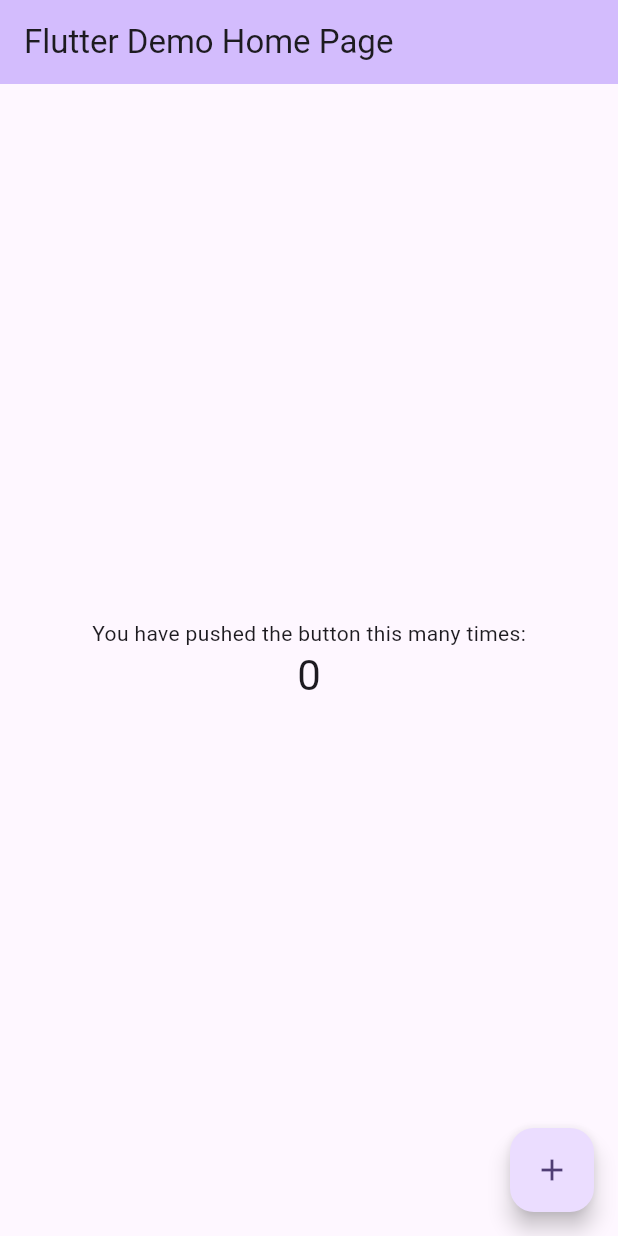
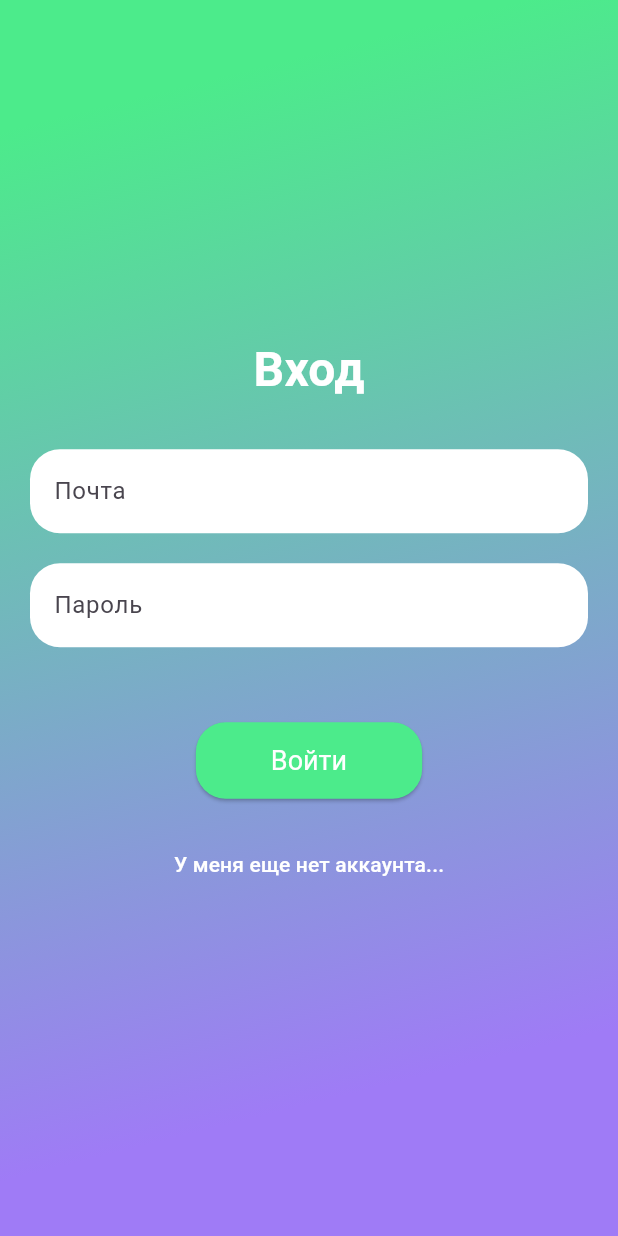
Before and after one commit to alex1261bat/zc_dodiddone, a Flutter app: the screen it shows after launch, on a phone screen of 412 x 824 dp. Run offline on Flutter 3.47's test engine with Material 3 defaults, Android fonts, the phone set to English and light mode, and no system bars.

Commit message:
login page

```diff
--- a/lib/app/app.dart
+++ b/lib/app/app.dart
@@ -1,34 +1,17 @@
 import 'package:flutter/material.dart';
-import 'package:zc_dodiddone/pages/my_home_page.dart';
+import 'package:zc_dodiddone/theme/theme.dart';
+
+import '../pages/login_page.dart';
 
 class MyApp extends StatelessWidget {
   const MyApp({super.key});
-
   // This widget is the root of your application.
   @override
   Widget build(BuildContext context) {
     return MaterialApp(
       title: 'Flutter Demo',
-      theme: ThemeData(
-        // This is the theme of your application.
-        //
-        // TRY THIS: Try running your application with "flutter run". You'll see
-        // the application has a purple toolbar. Then, without quitting the app,
-        // try changing the seedColor in the colorScheme below to Colors.green
-        // and then invoke "hot reload" (save your changes or press the "hot
-        // reload" button in a Flutter-supported IDE, or press "r" if you used
-        // the command line to start the app).
-        //
-        // Notice that the counter didn't reset back to zero; the application
-        // state is not lost during the reload. To reset the state, use hot
-        // restart instead.
-        //
-        // This works for code too, not just values: Most code changes can be
-        // tested with just a hot reload.
-        colorScheme: ColorScheme.fromSeed(seedColor: Colors.deepPurple),
-        useMaterial3: true,
-      ),
-      home: const MyHomePage(title: 'Flutter Demo Home Page'),
+      theme: DoDidDoneTheme.lightTheme,
+      home: const LoginPage(),
     );
   }
 }
--- /dev/null
+++ b/lib/pages/login_page.dart
@@ -0,0 +1,132 @@
+import 'package:flutter/material.dart';
+import '../theme/theme.dart';
+
+class LoginPage extends StatefulWidget {
+  const LoginPage({Key? key}) : super(key: key);
+  @override
+  State<LoginPage> createState() => _LoginPageState();
+}
+
+class _LoginPageState extends State<LoginPage> {
+  bool isLogin = true; // Флаг для определения режима (вход/регистрация)
+
+  @override
+  Widget build(BuildContext context) {
+    return Scaffold(
+      body: Container(
+        decoration: BoxDecoration(
+          gradient: LinearGradient(
+            begin: Alignment.topLeft,
+            end: Alignment.bottomCenter,
+            colors: isLogin
+                ? [
+                    DoDidDoneTheme.lightTheme.colorScheme.secondary,
+                    DoDidDoneTheme.lightTheme.colorScheme.primary,
+                  ]
+                : [
+                    DoDidDoneTheme.lightTheme.colorScheme.primary,
+                    DoDidDoneTheme.lightTheme.colorScheme.secondary,
+                  ],
+            stops: const [0.1, 0.9], // Основной цвет занимает 90%
+          ),
+        ),
+        child: Padding(
+          padding: const EdgeInsets.all(20.0),
+          child: Column(
+            mainAxisAlignment: MainAxisAlignment.center,
+            children: [
+              // ... (остальной код страницы)
+              Text(
+                isLogin ? 'Вход' : 'Регистрация',
+                style: const TextStyle(
+                  fontSize: 32,
+                  fontWeight: FontWeight.bold,
+                  color: Colors.white,
+                ),
+              ),
+
+              const SizedBox(height: 30),
+              // Поле логина/почты
+              TextField(
+                decoration: const InputDecoration(
+                  hintText: 'Почта',
+                  filled: true,
+                  fillColor: Colors.white,
+                  border: OutlineInputBorder(
+                    borderRadius: BorderRadius.all(Radius.circular(20)),
+                    borderSide: BorderSide.none,
+                  ),
+                ),
+              ),
+              const SizedBox(height: 20),
+              // Поле пароля
+              TextField(
+                obscureText: true,
+                decoration: const InputDecoration(
+                  hintText: 'Пароль',
+                  filled: true,
+                  fillColor: Colors.white,
+                  border: OutlineInputBorder(
+                    borderRadius: BorderRadius.all(Radius.circular(20)),
+                    borderSide: BorderSide.none,
+                  ),
+                ),
+              ),
+              const SizedBox(height: 20),
+              // **Новое поле для повтора пароля**
+              if (!isLogin) // Показываем только при регистрации
+                TextField(
+                  obscureText: true,
+                  decoration: const InputDecoration(
+                    hintText: 'Повторить пароль',
+                    filled: true,
+                    fillColor: Colors.white,
+                    border: OutlineInputBorder(
+                      borderRadius: BorderRadius.all(Radius.circular(20)),
+                      borderSide: BorderSide.none,
+                    ),
+                  ),
+                ),
+              const SizedBox(height: 30),
+              // Кнопка "Войти"
+              ElevatedButton(
+                onPressed: () {
+                  // Обработка входа
+                },
+                style: ElevatedButton.styleFrom(
+                  backgroundColor: !isLogin
+                      ? DoDidDoneTheme.lightTheme.colorScheme.primary
+                      : DoDidDoneTheme.lightTheme.colorScheme.secondary,
+                  padding:
+                      const EdgeInsets.symmetric(horizontal: 50, vertical: 15),
+                  textStyle: const TextStyle(fontSize: 18),
+                  shape: RoundedRectangleBorder(
+                    borderRadius: BorderRadius.circular(20),
+                  ),
+                ),
+                child: Text(isLogin ? 'Войти' : 'Зарегистрироваться'),
+              ),
+              const SizedBox(height: 20),
+              // Кнопка перехода на другую страницу
+              TextButton(
+                onPressed: () {
+                  setState(() {
+                    isLogin = !isLogin;
+                  });
+                },
+                child: Text(
+                  isLogin
+                      ? 'У меня еще нет аккаунта...'
+                      : 'У меня уже есть аккаунт...',
+                  style: const TextStyle(
+                    color: Colors.white,
+                  ),
+                ),
+              ),
+            ],
+          ),
+        ),
+      ),
+    );
+  }
+}
--- a/lib/pages/my_home_page.dart
+++ /dev/null
@@ -1,89 +0,0 @@
-import 'package:flutter/material.dart';
-
-class MyHomePage extends StatefulWidget {
-  const MyHomePage({super.key, required this.title});
-
-  // This widget is the home page of your application. It is stateful, meaning
-  // that it has a State object (defined below) that contains fields that affect
-  // how it looks.
-
-  // This class is the configuration for the state. It holds the values (in this
-  // case the title) provided by the parent (in this case the App widget) and
-  // used by the build method of the State. Fields in a Widget subclass are
-  // always marked "final".
-
-  final String title;
-
-  @override
-  State<MyHomePage> createState() => _MyHomePageState();
-}
-
-class _MyHomePageState extends State<MyHomePage> {
-  int _counter = 0;
-
-  void _incrementCounter() {
-    setState(() {
-      // This call to setState tells the Flutter framework that something has
-      // changed in this State, which causes it to rerun the build method below
-      // so that the display can reflect the updated values. If we changed
-      // _counter without calling setState(), then the build method would not be
-      // called again, and so nothing would appear to happen.
-      _counter++;
-    });
-  }
-
-  @override
-  Widget build(BuildContext context) {
-    // This method is rerun every time setState is called, for instance as done
-    // by the _incrementCounter method above.
-    //
-    // The Flutter framework has been optimized to make rerunning build methods
-    // fast, so that you can just rebuild anything that needs updating rather
-    // than having to individually change instances of widgets.
-    return Scaffold(
-      appBar: AppBar(
-        // TRY THIS: Try changing the color here to a specific color (to
-        // Colors.amber, perhaps?) and trigger a hot reload to see the AppBar
-        // change color while the other colors stay the same.
-        backgroundColor: Theme.of(context).colorScheme.inversePrimary,
-        // Here we take the value from the MyHomePage object that was created by
-        // the App.build method, and use it to set our appbar title.
-        title: Text(widget.title),
-      ),
-      body: Center(
-        // Center is a layout widget. It takes a single child and positions it
-        // in the middle of the parent.
-        child: Column(
-          // Column is also a layout widget. It takes a list of children and
-          // arranges them vertically. By default, it sizes itself to fit its
-          // children horizontally, and tries to be as tall as its parent.
-          //
-          // Column has various properties to control how it sizes itself and
-          // how it positions its children. Here we use mainAxisAlignment to
-          // center the children vertically; the main axis here is the vertical
-          // axis because Columns are vertical (the cross axis would be
-          // horizontal).
-          //
-          // TRY THIS: Invoke "debug painting" (choose the "Toggle Debug Paint"
-          // action in the IDE, or press "p" in the console), to see the
-          // wireframe for each widget.
-          mainAxisAlignment: MainAxisAlignment.center,
-          children: <Widget>[
-            const Text(
-              'You have pushed the button this many times:',
-            ),
-            Text(
-              '$_counter',
-              style: Theme.of(context).textTheme.headlineMedium,
-            ),
-          ],
-        ),
-      ),
-      floatingActionButton: FloatingActionButton(
-        onPressed: _incrementCounter,
-        tooltip: 'Increment',
-        child: const Icon(Icons.add),
-      ), // This trailing comma makes auto-formatting nicer for build methods.
-    );
-  }
-}
--- /dev/null
+++ b/lib/theme/theme.dart
@@ -0,0 +1,21 @@
+import 'package:flutter/material.dart';
+
+class DoDidDoneTheme {
+  static ThemeData lightTheme = ThemeData(
+    colorScheme: ColorScheme.fromSeed(
+      seedColor: const Color(0xFF9f7bf6), // Primary color
+      primary: const Color(0xFF9f7bf6), // Primary color
+      secondary: const Color(0xFF4ceb8b), // Secondary color
+    ),
+    useMaterial3: true,
+    // Добавляем стиль для кнопок
+    elevatedButtonTheme: ElevatedButtonThemeData(
+      style: ButtonStyle(
+        foregroundColor: MaterialStateProperty.all<Color>(Colors.white),
+        textStyle: MaterialStateProperty.all<TextStyle>(
+          const TextStyle(color: Colors.white), // Текст кнопок белый
+        ),
+      ),
+    ),
+  );
+}
```
